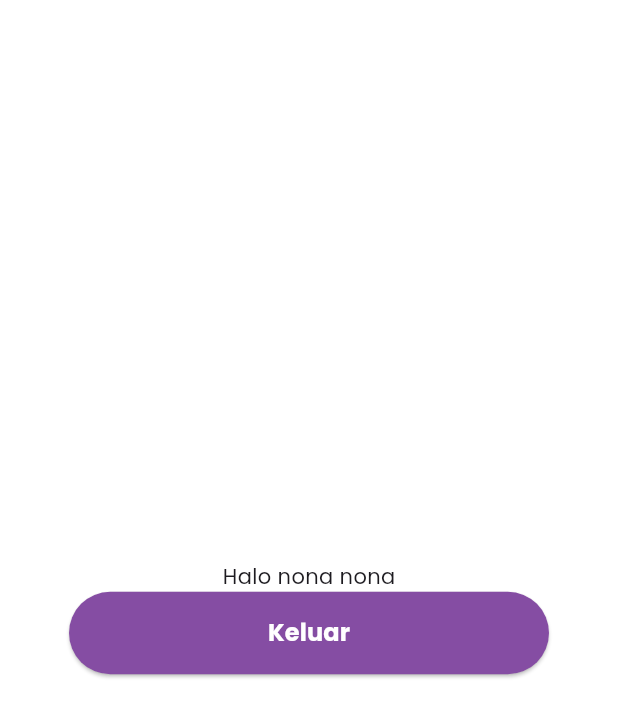
After one commit to vickycxc/BocahSehatku, a Flutter app: the PosyanduDashboardPage screen opened directly, on a phone screen of 412 x 824 dp. The commit adds this screen. Shown: the top 717 px of the screen. Run offline on Flutter 3.47's test engine with Material 3 defaults, Android fonts, the phone set to English and light mode, and no system bars; our stand-ins replace flutter_riverpod, flutter_svg, fpdart, lucide_icons_flutter, pinput, riverpod_annotation and 2 more; accounts and stored records are empty; generated files the repository leaves out were written again.

Commit message:
auth posyandu done

```diff
--- /dev/null
+++ b/app/lib/features/user_posyandu/view/pages/posyandu_dashboard_page.dart
@@ -0,0 +1,41 @@
+import 'package:app/core/providers/current_user_notifier.dart';
+import 'package:app/core/utils.dart';
+import 'package:app/core/widgets/custom_button.dart';
+import 'package:app/features/auth/view/pages/onboarding_screen_page.dart';
+import 'package:app/features/auth/viewmodel/auth_viewmodel.dart';
+import 'package:flutter/material.dart';
+import 'package:flutter_riverpod/flutter_riverpod.dart';
+
+class PosyanduDashboardPage extends ConsumerWidget {
+  const PosyanduDashboardPage({super.key});
+
+  @override
+  Widget build(BuildContext context, WidgetRef ref) {
+    final user = ref.watch(currentUserNotifierProvider);
+    print(user);
+    return Scaffold(
+      body: Center(
+        child: Column(
+          mainAxisAlignment: MainAxisAlignment.center,
+          children: [
+            Text('Halo nona nona'),
+            CustomButton(
+              onPressed: () {
+                ref.read(authViewModelProvider.notifier).keluar();
+                showSnackBar(context, 'Berhasil Keluar!');
+                Navigator.pushAndRemoveUntil(
+                  context,
+                  MaterialPageRoute(
+                    builder: (context) => const OnboardingScreenPage(),
+                  ),
+                  (_) => false,
+                );
+              },
+              text: 'Keluar',
+            ),
+          ],
+        ),
+      ),
+    );
+  }
+}
```
Also changed, not shown: app/lib/features/auth/repositories/auth_remote_repository.dart (+16 -3 lines), app/lib/features/auth/view/pages/posyandu_login_page.dart (+39 -9 lines), app/lib/features/auth/viewmodel/auth_viewmodel.dart (+16 -0 lines), app/lib/features/user_orang_tua/viewmodel/auth_viewmodel.dart (deleted).
